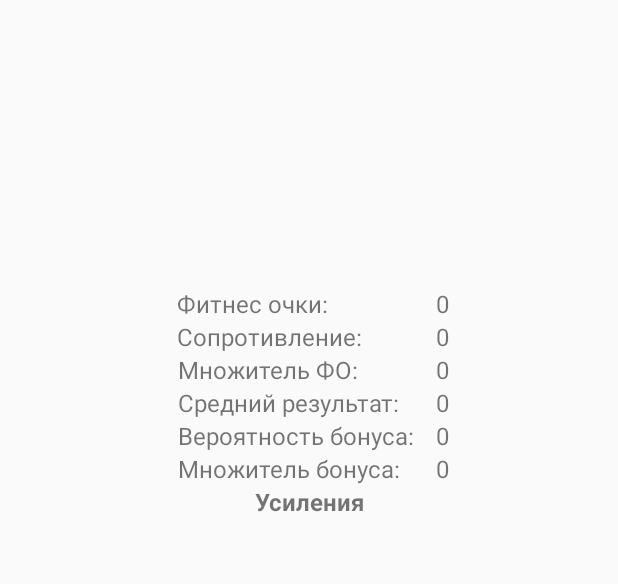
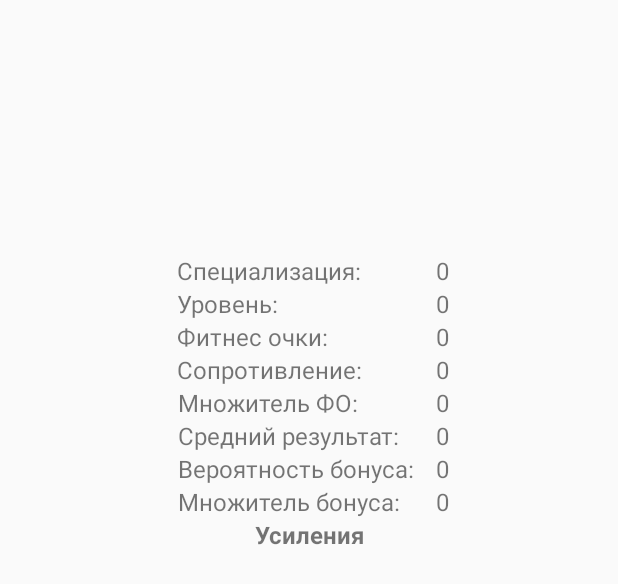
Before and after one commit to BeamOfLight/SportInTheForest, an Android app: the layout prompt_character_info.xml on its own in the app's theme, with its tools: preview values and no code run, on a phone screen of 412 x 824 dp. Shown: the top 584 px of the screen. Run offline under Robolectric (Android 15) with nearby library versions, the phone set to English and light mode, and no system bars.

Commit message:
[0.2.18] Add specialisation and level to user info.

```diff
--- a/app/src/main/java/beamoflight/sportintheforest/DBHelper.java
+++ b/app/src/main/java/beamoflight/sportintheforest/DBHelper.java
@@ -633,12 +633,13 @@ class DBHelper extends DBHelperBaseLayer {
                             .setMultiplier(cursor.getFloat(cursor.getColumnIndex("multiplier")))
                             .setResistance(cursor.getInt(cursor.getColumnIndex("resistance")))
                             .setBonusChance(cursor.getFloat(cursor.getColumnIndex("bonus_chance")))
+                            .setLevel(cursor.getInt(cursor.getColumnIndex("level")))
+                            .setSpecialisationId(0)
                             .setBonusMultiplier(cursor.getFloat(cursor.getColumnIndex("bonus_multiplier")));
                     npc_entity.setExp(cursor.getInt(cursor.getColumnIndex("exp")))
                             .setMaxResult(cursor.getInt(cursor.getColumnIndex("max_res")))
                             .setLocationId(cursor.getInt(cursor.getColumnIndex("location_id")))
                             .setPosition(cursor.getInt(cursor.getColumnIndex("position")))
-                            .setLevel(cursor.getInt(cursor.getColumnIndex("level")))
                             .setType(cursor.getString(cursor.getColumnIndex("type")))
                             .setQuestExp(cursor.getInt(cursor.getColumnIndex("quest_exp")))
                             .setExpectedWins(cursor.getInt(cursor.getColumnIndex("quest_cnt")))
@@ -1828,8 +1829,11 @@ class DBHelper extends DBHelperBaseLayer {
 
     public PlayerEntity getPlayerEntity(int user_id, int exercise_id)
     {
+        Map<String, String> user_exercise_data = getUserExerciseData(user_id, exercise_id);
         PlayerEntity player_entity = new PlayerEntity(context, user_id, exercise_id);
         player_entity.setName(getUserNameById(user_id))
+                .setSpecialisationId(Integer.parseInt(user_exercise_data.get("specialisation")))
+                .setLevel(getUserLevel(user_id, exercise_id))
                 .setInitialFitnessPoints(getUserFitnessPoints(user_id, exercise_id))
                 .setCurrentFitnessPoints(getUserFitnessPoints(user_id, exercise_id))
                 .setMultiplier(getUserMultiplier(user_id, exercise_id))
--- a/app/src/main/res/layout/prompt_character_info.xml
+++ b/app/src/main/res/layout/prompt_character_info.xml
@@ -45,6 +45,22 @@
                             android:layout_height="wrap_content"
                             android:orientation="vertical">
 
+                            <TextView
+                                android:layout_width="wrap_content"
+                                android:layout_height="wrap_content"
+                                android:layout_marginLeft="5dp"
+                                android:layout_marginRight="5dp"
+                                android:text="@string/txt_main_user_specialisation"
+                                android:textAlignment="center"
+                                android:textSize="16sp"/>
+                            <TextView
+                                android:layout_width="wrap_content"
+                                android:layout_height="wrap_content"
+                                android:layout_marginLeft="5dp"
+                                android:layout_marginRight="5dp"
+                                android:text="@string/txt_main_user_level"
+                                android:textAlignment="center"
+                                android:textSize="16sp"/>
                             <TextView
                                 android:layout_width="wrap_content"
                                 android:layout_height="wrap_content"
@@ -102,6 +118,20 @@
                             android:layout_marginLeft="10sp"
                             android:orientation="vertical">
 
+                            <TextView
+                                android:id="@+id/tvCharacterSpecialisation"
+                                android:layout_width="wrap_content"
+                                android:layout_height="wrap_content"
+                                android:text="0"
+                                android:textAlignment="center"
+                                android:textSize="16sp"/>
+                            <TextView
+                                android:id="@+id/tvCharacterLevel"
+                                android:layout_width="wrap_content"
+                                android:layout_height="wrap_content"
+                                android:text="0"
+                                android:textAlignment="center"
+                                android:textSize="16sp"/>
                             <TextView
                                 android:id="@+id/tvCharacterFitnessPoints"
                                 android:layout_width="wrap_content"
--- a/app/src/main/res/values/strings.xml
+++ b/app/src/main/res/values/strings.xml
@@ -1,7 +1,7 @@
 <resources>
     <string name="app_name">SportInTheForest</string>
     <string name="app_name_title">Спортивный лес</string>
-    <string name="app_version">0.2.17</string>
+    <string name="app_version">0.2.18</string>
     <string name="app_internet_api_url">http://sportintheforest.siteme.org/api.php</string>
     <string name="app_internet_api_url_test">http://192.168.1.5/api.php</string>
     <string name="main_level_str">11 ур</string>
@@ -67,6 +67,8 @@
     <string name="txt_npc_info_count">Фитнес очки</string>
     <string name="txt_main_user_parameters">Параметры</string>
     <string name="txt_main_user_stat">Статистика</string>
+    <string name="txt_main_user_specialisation">Специализация:</string>
+    <string name="txt_main_user_level">Уровень:</string>
     <string name="txt_main_user_fitness_points">Фитнес очки:</string>
     <string name="txt_main_user_skill_points">Очки навыков:</string>
     <string name="txt_main_user_result_today">Текущий результат:</string>
```
Also changed, not shown: app/src/main/java/beamoflight/sportintheforest/CharacterEntity.java (+18 -0 lines), app/src/main/java/beamoflight/sportintheforest/CharacterView.java (+10 -0 lines), app/src/main/java/beamoflight/sportintheforest/CompetitionBaseActivity.java (+17 -11 lines), app/src/main/java/beamoflight/sportintheforest/NonPlayerCharacterEntity.java (+0 -11 lines).
